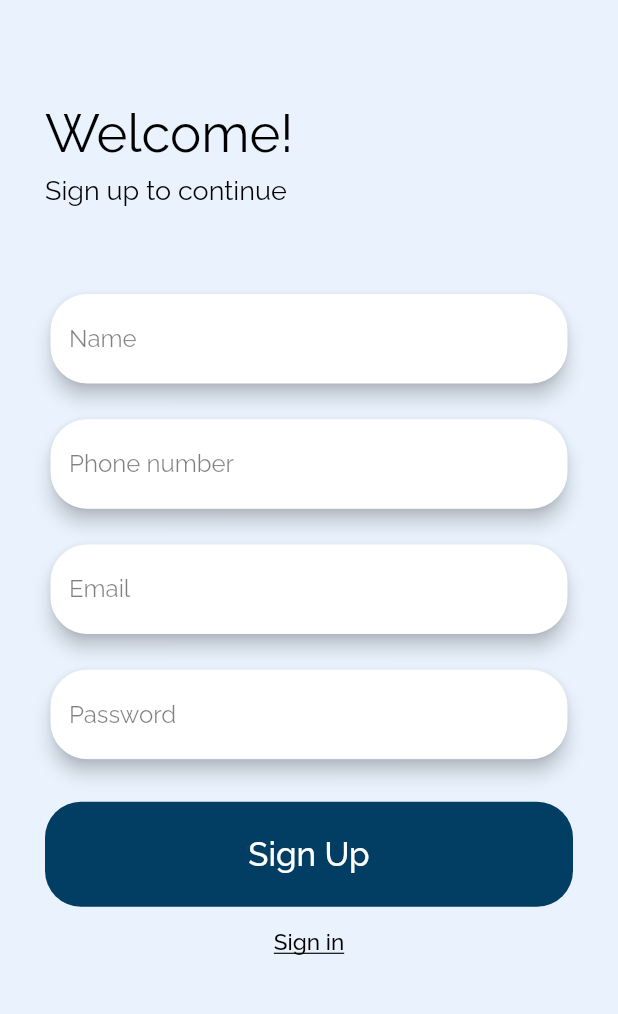
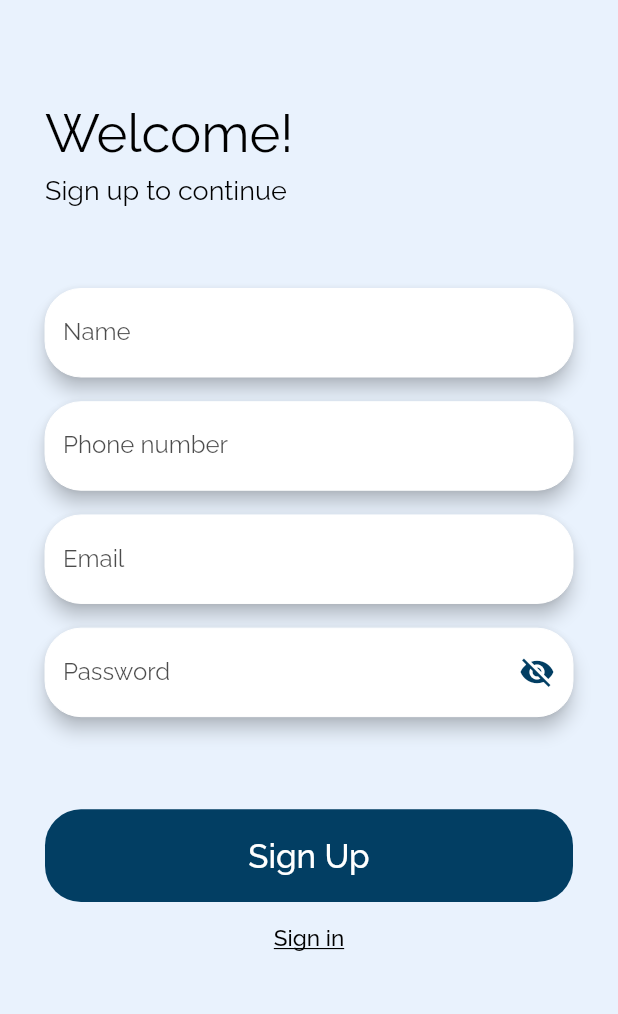
Before and after one commit to kverkholomova/praca_inzynierska, a Flutter app: the RegisterVol1 screen opened directly with empty values, on a phone screen of 412 x 824 dp, the part 64-1078 px from its top. Run offline on Flutter 3.47's test engine with Material 2 defaults, Android fonts, the phone set to English and light mode, and no system bars; our stand-ins replace cloud_firestore, firebase_auth, firebase_core, firebase_messaging, flutter_local_notifications, flutter_rating_bar and 4 more; missing offline and left inert: flutter_animated_button; accounts and stored records are empty.

Commit message:
Working on SignIn and SignUp screens

```diff
--- a/lib/screens/register_login/volunteer/register_volunteer_1.dart
+++ b/lib/screens/register_login/volunteer/register_volunteer_1.dart
@@ -130,7 +130,7 @@ class _RegisterVol1State extends State<RegisterVol1> {
                             ],
                           ),
                         ),
-                        Card(
+                        Material(
                           color: Colors.transparent,
                           shape: const RoundedRectangleBorder(
                               borderRadius: BorderRadius.all(
@@ -147,7 +147,7 @@ class _RegisterVol1State extends State<RegisterVol1> {
                         SizedBox(height: !errorEmptyRegister
                             ?MediaQuery.of(context).size.height * 0.02
                             :MediaQuery.of(context).size.height * 0.005,),
-                        Card(
+                        Material(
                           color: Colors.transparent,
                           shape: const RoundedRectangleBorder(
                               borderRadius: BorderRadius.all(
@@ -164,7 +164,7 @@ class _RegisterVol1State extends State<RegisterVol1> {
                         SizedBox(height: !errorEmptyRegister
                             ?MediaQuery.of(context).size.height * 0.02
                             :MediaQuery.of(context).size.height * 0.005,),
-                        Card(
+                        Material(
                           color: Colors.transparent,
                           shape: const RoundedRectangleBorder(
                               borderRadius: BorderRadius.all(
@@ -181,7 +181,8 @@ class _RegisterVol1State extends State<RegisterVol1> {
                         SizedBox(height: !errorEmptyRegister
                             ?MediaQuery.of(context).size.height * 0.02
                             :MediaQuery.of(context).size.height * 0.005,),
-                        Card(
+                        Material(
+
                           color: Colors.transparent,
                           shape: RoundedRectangleBorder(
                               borderRadius: BorderRadius.all(
@@ -193,15 +194,16 @@ class _RegisterVol1State extends State<RegisterVol1> {
                             customErrorText: 'Enter a password',
                             hide: false,
                             setData: passwordRegisterVol,
+
                           ),
                         ),
                         SizedBox(height: !errorEmptyRegister
-                            ?MediaQuery.of(context).size.height * 0.03
+                            ?MediaQuery.of(context).size.height * 0.075
                             :MediaQuery.of(context).size.height * 0.005,),
 
                         Container(
                           width: double.infinity,
-                          height: MediaQuery.of(context).size.height * 0.085,
+                          height: MediaQuery.of(context).size.height * 0.075,
                           decoration: buttonDecoration,
                           child: TextButton(
                               child: Text(
--- a/lib/widgets/text_form_field.dart
+++ b/lib/widgets/text_form_field.dart
@@ -10,9 +10,9 @@ bool errorEmpty = false;
 class CustomTextFormField extends StatefulWidget {
   final String customHintText;
   final String customErrorText;
-  final bool hide;
+  bool hide;
 
-  const CustomTextFormField({Key? key, required this.customHintText, required this.customErrorText, required this.hide})
+  CustomTextFormField({Key? key, required this.customHintText, required this.customErrorText, required this.hide})
       : super(key: key);
 
   @override
@@ -60,8 +60,8 @@ class _CustomTextFormFieldState extends State<CustomTextFormField> {
           ),
             focusedBorder: OutlineInputBorder(
               borderRadius: BorderRadius.circular(24.0),
-              borderSide: const BorderSide(
-                color: Color.fromRGBO(2, 62, 99, 20),
+              borderSide: BorderSide(
+                color: Colors.black.withOpacity(0.7),
                 width: 1.5,
               ),
             ),
@@ -79,8 +79,13 @@ class _CustomTextFormFieldState extends State<CustomTextFormField> {
               fontSize: 16,
               color: Colors.black.withOpacity(0.5),
             ),
-            hintText: widget.customHintText,
-          suffixIcon: widget.hide==true?IconButton(
+          labelText: widget.customHintText,
+          labelStyle: GoogleFonts.raleway(
+            fontSize: 16,
+            color: Colors.black.withOpacity(0.7),
+          ),
+            // hintText: widget.customHintText,
+          suffixIcon: widget.customHintText=="Password"?IconButton(
             icon: Icon(
               // Based on passwordVisible state choose the icon
               passwordVisible
@@ -91,6 +96,7 @@ class _CustomTextFormFieldState extends State<CustomTextFormField> {
             onPressed: () {
               // Update the state i.e. toogle the state of passwordVisible variable
               setState(() {
+                widget.hide = passwordVisible;
                 passwordVisible = !passwordVisible;
               });
             },
@@ -110,12 +116,14 @@ String emailRegisterVol = '';
 String passwordRegisterVol = '';
 bool errorEmptyRegister = false;
 
+
 class CustomTextFormFieldRegister extends StatefulWidget {
   final String customHintText;
   final String customErrorText;
-  final bool hide;
+  bool hide;
   // final Function() setData;
   String setData;
+
 
   CustomTextFormFieldRegister({Key? key, required this.customHintText, required this.customErrorText, required this.hide, required this.setData})
       : super(key: key);
@@ -167,12 +175,17 @@ class _CustomTextFormFieldRegisterState extends State<CustomTextFormFieldRegiste
         ),
         focusedBorder: OutlineInputBorder(
           borderRadius: BorderRadius.circular(24.0),
-          borderSide: const BorderSide(
-            color: Color.fromRGBO(2, 62, 99, 20),
+          borderSide: BorderSide(
+            color: Colors.black.withOpacity(0.7),
+            // color: Color.fromRGBO(2, 62, 99, 20),
             width: 1.5,
           ),
         ),
-
+        labelText: widget.customHintText,
+        labelStyle: GoogleFonts.raleway(
+          fontSize: 16,
+          color: Colors.black.withOpacity(0.7),
+        ),
         enabledBorder: OutlineInputBorder(
           borderRadius: BorderRadius.circular(24.0),
           borderSide: const BorderSide(
@@ -182,12 +195,12 @@ class _CustomTextFormFieldRegisterState extends State<CustomTextFormFieldRegiste
         ),
         filled: true,
         fillColor: Colors.white,
-        hintStyle: GoogleFonts.raleway(
-          fontSize: 16,
-          color: Colors.black.withOpacity(0.5),
-        ),
-        hintText: widget.customHintText,
-        suffixIcon: widget.hide==true?IconButton(
+        // hintStyle: GoogleFonts.raleway(
+        //   fontSize: 16,
+        //   color: Colors.black.withOpacity(0.5),
+        // ),
+        // hintText: widget.customHintText,
+        suffixIcon: widget.customHintText=="Password"?IconButton(
           icon: Icon(
             // Based on passwordVisible state choose the icon
             passwordVisible
@@ -198,6 +211,7 @@ class _CustomTextFormFieldRegisterState extends State<CustomTextFormFieldRegiste
           onPressed: () {
             // Update the state i.e. toogle the state of passwordVisible variable
             setState(() {
+              widget.hide = passwordVisible;
               passwordVisible = !passwordVisible;
             });
           },
@@ -205,9 +219,10 @@ class _CustomTextFormFieldRegisterState extends State<CustomTextFormFieldRegiste
       ),
       validator: (val) =>val!.isEmpty ? widget.customErrorText : null,
       onChanged: (val) {
-        setState(() => widget.setData = val);
+        setState(() {
+          widget.setData = val;
+        });
       },
-
     );
   }
 }
```
Also changed, not shown: lib/screens/register_login/refugee/sign_in_refugee.dart (+10 -10 lines), lib/screens/register_login/volunteer/sign_in_volunteer.dart (+5 -5 lines).
